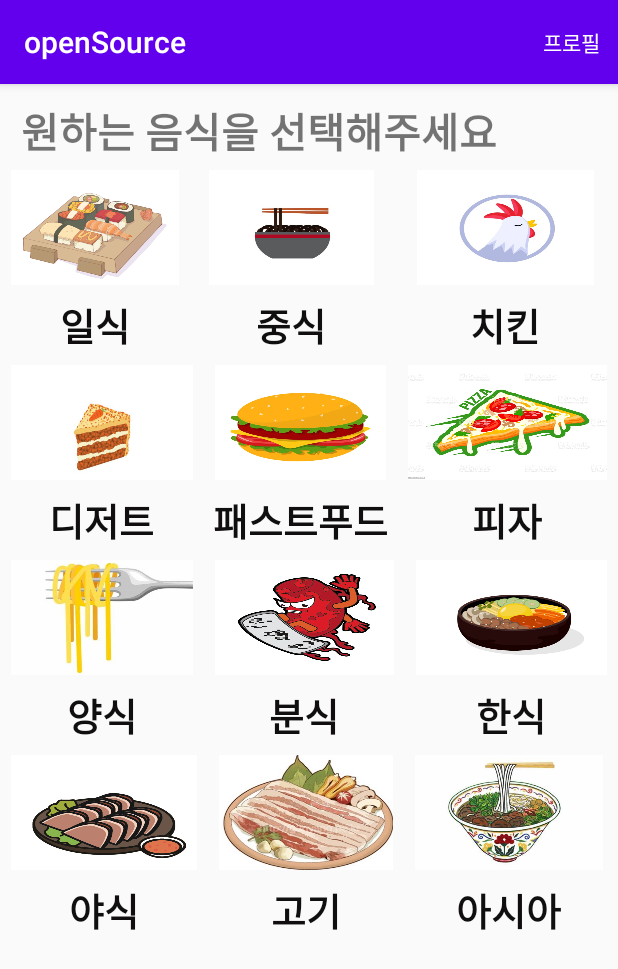
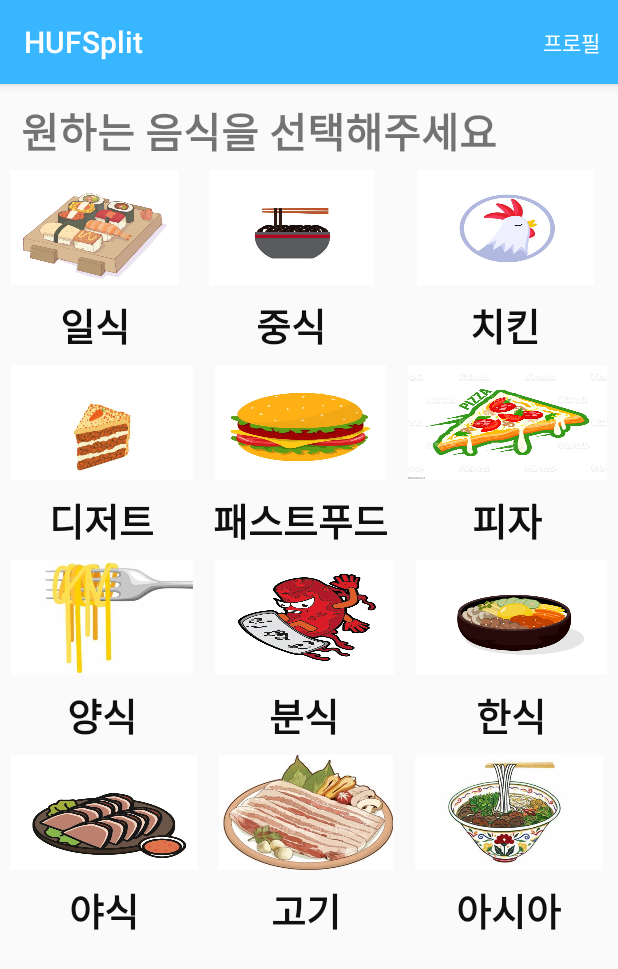
Before and after one commit to glaxyt/ice_appProject, an Android app: the FoodCategory screen opened directly, with no data from a screen before it, on a phone screen of 412 x 824 dp. Shown: the top 969 px of the screen. Run offline under Robolectric (Android 15) with nearby library versions, the phone set to English and light mode, and no system bars.

```diff
--- a/openSource/app/src/main/res/layout/activity_food_category.xml
+++ b/openSource/app/src/main/res/layout/activity_food_category.xml
@@ -5,7 +5,7 @@
     android:layout_width="match_parent"
     android:layout_height="match_parent"
     android:orientation="vertical"
-    tools:context=".MainActivity">
+    tools:context=".FoodCategory">
 
     <LinearLayout
         android:layout_width="match_parent"
--- a/openSource/app/src/main/res/values/strings.xml
+++ b/openSource/app/src/main/res/values/strings.xml
@@ -1,5 +1,5 @@
 <resources>
-    <string name="app_name">openSource</string>
+    <string name="app_name">HUFSplit</string>
     <string name="gg">프로필 수정</string>
     <string name="profile">프로필 수정</string>
     <string name="name">이름</string>
--- a/openSource/app/src/main/res/values/themes.xml
+++ b/openSource/app/src/main/res/values/themes.xml
@@ -2,7 +2,7 @@
     <!-- Base application theme. -->
     <style name="Theme.OpenSource" parent="Theme.AppCompat.DayNight.DarkActionBar">
         <!-- Primary brand color. -->
-        <item name="colorPrimary">@color/purple_500</item>
+        <item name="colorPrimary">#38B6FF</item>
         <item name="colorPrimaryVariant">@color/purple_700</item>
         <item name="colorOnPrimary">@color/white</item>
         <!-- Secondary brand color. -->
```
Also changed, not shown: openSource/app/src/main/res/layout/loading.xml (+9 -2 lines), openSource/app/src/main/res/drawable-v24/hufsplit_icon.PNG (added).
